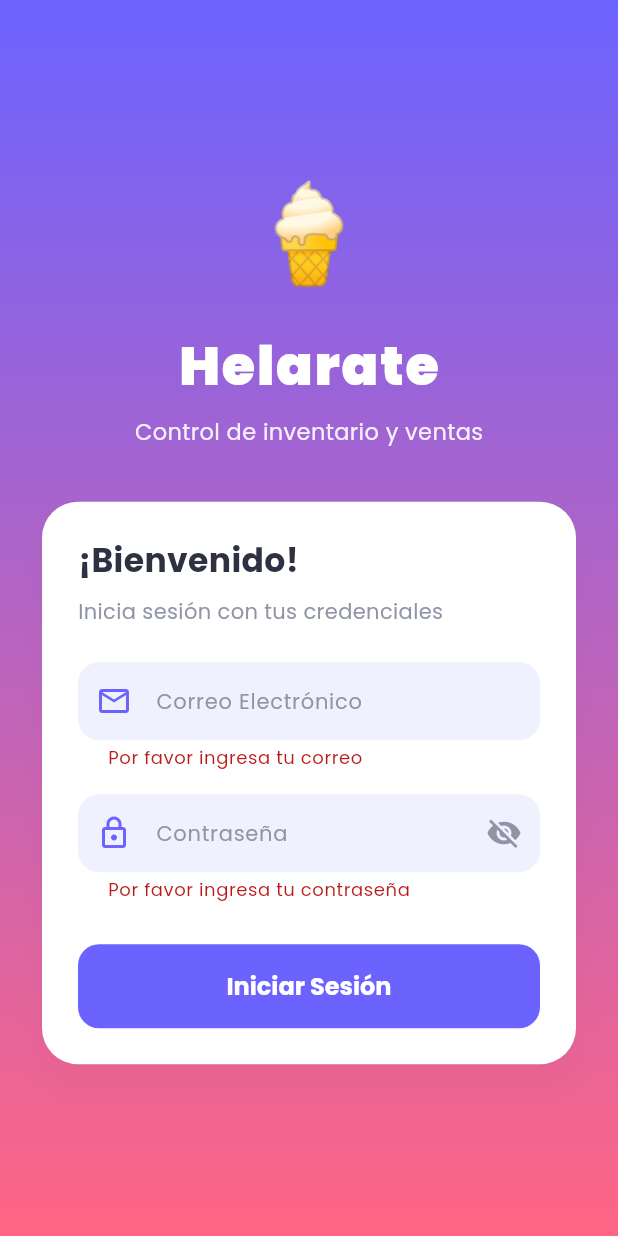
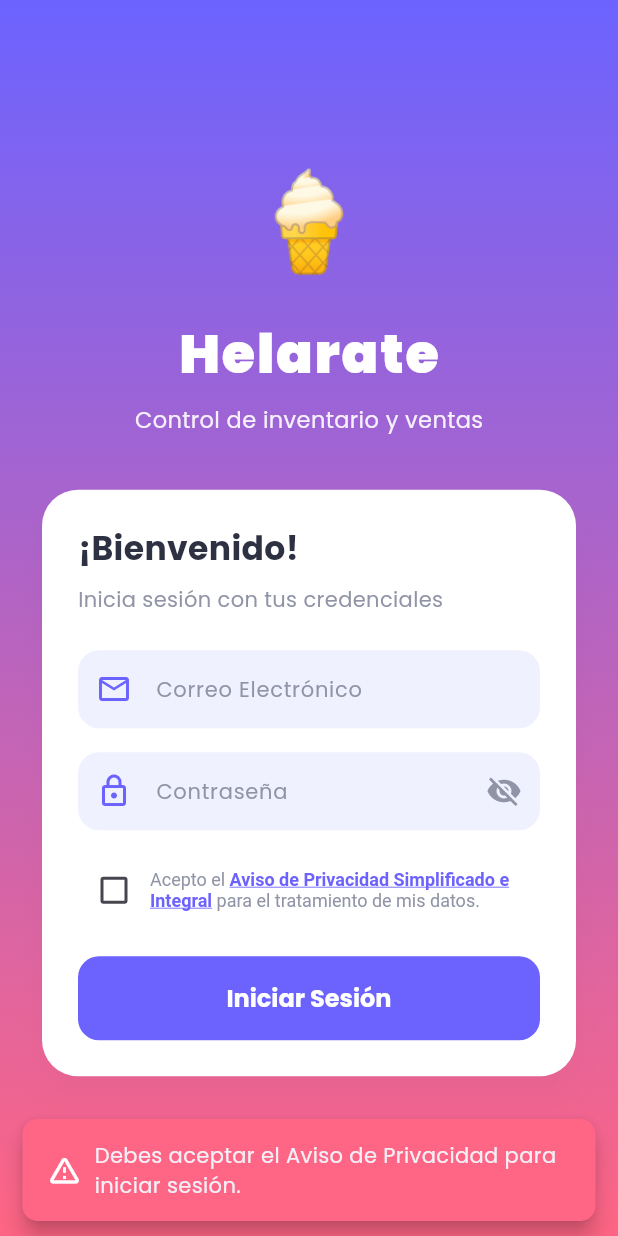
Before and after one commit to Desarrollo-Web-Integral-ING/Helarate_Origin, a Flutter app: the screen it shows after launch, after a tap on "Iniciar Sesión", on a phone screen of 412 x 824 dp. Run offline on Flutter 3.47's test engine with Material 3 defaults, Android fonts, the light colour scheme and no system bars; our stand-ins replace file_picker, fl_chart, flutter_bloc, flutter_dotenv, get_it, google_fonts and 1 more; accounts and stored records are empty.

Commit message:
feat: agregar Aviso de Privacidad y casilla de consentimiento (LGPDPPSO)

```diff
--- a/lib/presentation/screens/login_screen.dart
+++ b/lib/presentation/screens/login_screen.dart
@@ -17,6 +17,7 @@ class _LoginScreenState extends State<LoginScreen> {
   final _emailController = TextEditingController();
   final _passwordController = TextEditingController();
   bool _obscurePassword = true;
+  bool _acceptPrivacyPolicy = false;
 
   @override
   void dispose() {
@@ -26,14 +27,92 @@ class _LoginScreenState extends State<LoginScreen> {
   }
 
   void _submitForm() {
+    if (!_acceptPrivacyPolicy) {
+      ScaffoldMessenger.of(context).showSnackBar(
+        SnackBar(
+          content: Row(
+            children: const [
+              Icon(Icons.warning_amber_rounded, color: Colors.white),
+              SizedBox(width: 8),
+              Expanded(child: Text('Debes aceptar el Aviso de Privacidad para iniciar sesión.')),
+            ],
+          ),
+          backgroundColor: AppTheme.secondary,
+          behavior: SnackBarBehavior.floating,
+          shape: RoundedRectangleBorder(
+            borderRadius: BorderRadius.circular(10),
+          ),
+        ),
+      );
+      return;
+    }
     if (_formKey.currentState!.validate()) {
       context.read<AuthBloc>().add(
             SignInRequested(
-              email: _emailController.text,
+              email: _emailController.text.trim(),
               password: _passwordController.text,
             ),
           );
     }
+  }
+
+  void _showPrivacyPolicy() {
+    showDialog(
+      context: context,
+      builder: (context) => AlertDialog(
+        shape: RoundedRectangleBorder(borderRadius: BorderRadius.circular(20)),
+        title: Row(
+          children: const [
+            Icon(Icons.privacy_tip_outlined, color: AppTheme.primary),
+            SizedBox(width: 10),
+            Text(
+              'Aviso de Privacidad',
+              style: TextStyle(fontWeight: FontWeight.bold, fontSize: 18),
+            ),
+          ],
+        ),
+        content: SizedBox(
+          width: 500,
+          child: SingleChildScrollView(
+            child: Column(
+              crossAxisAlignment: CrossAxisAlignment.start,
+              mainAxisSize: MainAxisSize.min,
+              children: const [
+                Text(
+                  'AVISO DE PRIVACIDAD SIMPLIFICADO',
+                  style: TextStyle(fontWeight: FontWeight.bold, fontSize: 13, color: AppTheme.textPrimary),
+                ),
+                SizedBox(height: 8),
+                Text(
+                  'Helarate, en cumplimiento con la Ley General de Protección de Datos Personales en Posesión de Sujetos Obligados (LGPDPPSO), es responsable del tratamiento de sus datos personales. Los datos personales que recabamos (correo electrónico, nombre completo y rol del sistema) serán utilizados única y exclusivamente para los fines de autenticación, control de accesos basados en roles (RBAC) y auditoría en el sistema de ventas e inventarios de la nevería.',
+                  style: TextStyle(fontSize: 11, height: 1.4, color: AppTheme.textSecondary),
+                ),
+                Divider(height: 24),
+                Text(
+                  'AVISO DE PRIVACIDAD INTEGRAL',
+                  style: TextStyle(fontWeight: FontWeight.bold, fontSize: 13, color: AppTheme.textPrimary),
+                ),
+                SizedBox(height: 8),
+                Text(
+                  '1. Responsable del Tratamiento:\nHelarate opera como un sistema de control de inventarios de neverías tradicionales de carácter institucional y educativo.\n\n'
+                  '2. Datos Personales Recabados:\n- Correo electrónico.\n- Nombre completo.\n- Rol asignado (dueño/empleado).\n\n'
+                  '3. Finalidad del Tratamiento:\nSus datos son necesarios para:\n- Registrar y controlar el acceso de usuarios.\n- Asignar roles operativos dentro del inventario.\n- Auditar las operaciones de ventas y modificaciones de stock (trazabilidad).\n\n'
+                  '4. Transferencias de Datos:\nSe informa que no se realizan transferencias de sus datos personales a terceras personas ni dependencias externas.\n\n'
+                  '5. Ejercicio de Derechos ARCO:\nUsted tiene derecho a conocer qué datos tenemos de usted, corregirlos en caso de ser inexactos, solicitar su cancelación o eliminación, y oponerse a su uso. Puede ejercer sus derechos ARCO directamente mediante las opciones correspondientes configuradas en su panel de perfil de usuario dentro de la aplicación, o bien enviando un correo al administrador de la institución.',
+                  style: TextStyle(fontSize: 11, height: 1.4, color: AppTheme.textSecondary),
+                ),
+              ],
+            ),
+          ),
+        ),
+        actions: [
+          TextButton(
+            onPressed: () => Navigator.pop(context),
+            child: const Text('Cerrar', style: TextStyle(fontWeight: FontWeight.bold, color: AppTheme.primary)),
+          ),
+        ],
+      ),
+    );
   }
 
   @override
@@ -281,7 +360,45 @@ class _LoginScreenState extends State<LoginScreen> {
               return null;
             },
           ),
-          const SizedBox(height: 28),
+          const SizedBox(height: 16),
+          Row(
+            children: [
+              Checkbox(
+                value: _acceptPrivacyPolicy,
+                onChanged: (value) {
+                  setState(() {
+                    _acceptPrivacyPolicy = value ?? false;
+                  });
+                },
+                activeColor: AppTheme.primary,
+              ),
+              Expanded(
+                child: GestureDetector(
+                  onTap: _showPrivacyPolicy,
+                  child: RichText(
+                    text: const TextSpan(
+                      text: 'Acepto el ',
+                      style: TextStyle(color: AppTheme.textSecondary, fontSize: 12),
+                      children: [
+                        TextSpan(
+                          text: 'Aviso de Privacidad Simplificado e Integral',
+                          style: TextStyle(
+                            color: AppTheme.primary,
+                            fontWeight: FontWeight.bold,
+                            decoration: TextDecoration.underline,
+                          ),
+                        ),
+                        TextSpan(
+                          text: ' para el tratamiento de mis datos.',
+                        ),
+                      ],
+                    ),
+                  ),
+                ),
+              ),
+            ],
+          ),
+          const SizedBox(height: 20),
           BlocBuilder<AuthBloc, AuthState>(
             builder: (context, state) {
               final isLoading = state is AuthLoading;
```
